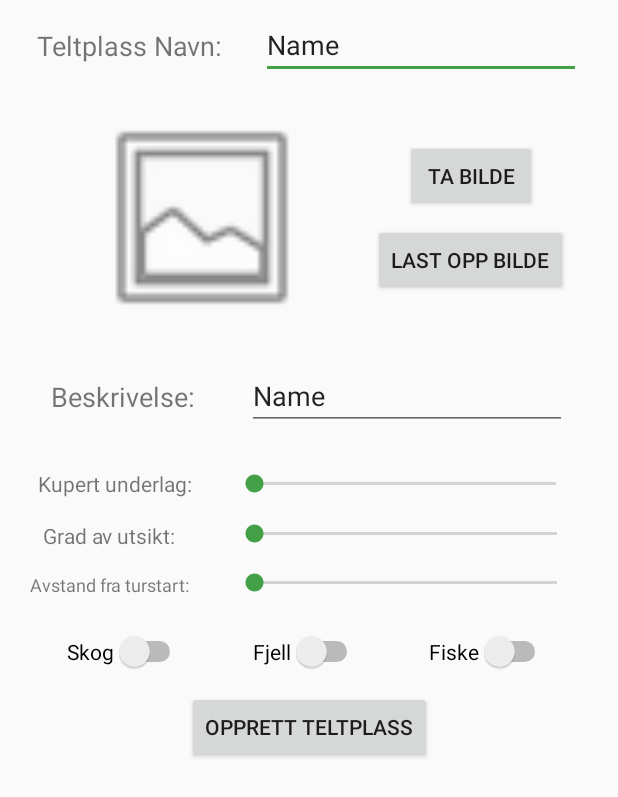
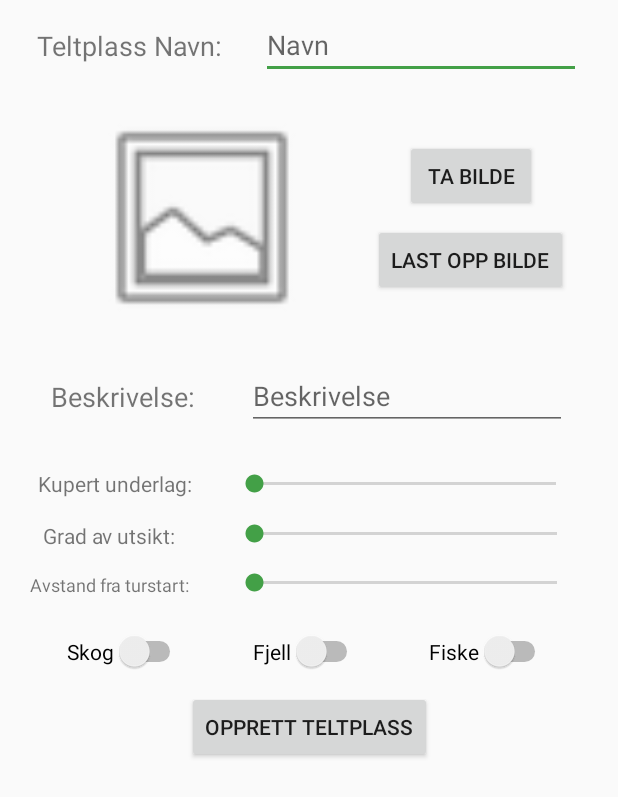
Before and after one commit to FSvnsn/AndroidProsjekt, an Android app: the layout activity_opprett_teltplass.xml on its own in the app's theme, with its tools: preview values and no code run, on a phone screen of 412 x 824 dp. Shown: the top 797 px of the screen. Run offline under Robolectric (Android 15) with nearby library versions, the phone set to English and light mode, and no system bars.

Commit message:
Small changes

```diff
--- a/Bardun/app/src/main/java/no/hiof/oleedvao/bardun/OpprettTeltplassActivity.java
+++ b/Bardun/app/src/main/java/no/hiof/oleedvao/bardun/OpprettTeltplassActivity.java
@@ -144,8 +144,8 @@ public class OpprettTeltplassActivity extends AppCompatActivity {
     }
 
     public void opprettTeltplass(View view){
-        if(editTextOpprettTeltplassNavn.getText().toString() != "" &&
-                editTextOpprettTeltplassBeskrivelse.getText().toString() != ""){
+        if(editTextOpprettTeltplassNavn.getText().toString() != null ||
+                editTextOpprettTeltplassBeskrivelse.getText().toString() != null){
             Teltplass teltplass = new Teltplass("30p000k30p000",
                     editTextOpprettTeltplassNavn.getText().toString(),
                     editTextOpprettTeltplassBeskrivelse.getText().toString(),
--- a/Bardun/app/src/main/res/layout/activity_opprett_teltplass.xml
+++ b/Bardun/app/src/main/res/layout/activity_opprett_teltplass.xml
@@ -43,9 +43,9 @@
                 android:layout_marginEnd="8dp"
                 android:layout_marginTop="8dp"
                 android:ems="10"
+                android:hint="Navn"
                 android:inputType="text"
                 android:singleLine="true"
-                android:text="Name"
                 app:layout_constraintBottom_toTopOf="@+id/guideline"
                 app:layout_constraintEnd_toEndOf="parent"
                 app:layout_constraintHorizontal_bias="0.5"
@@ -139,8 +139,8 @@
                 android:layout_marginTop="8dp"
                 android:layout_weight="1"
                 android:ems="10"
+                android:hint="Beskrivelse"
                 android:inputType="text|textMultiLine"
-                android:text="Name"
                 app:layout_constraintBottom_toTopOf="@+id/guideline3"
                 app:layout_constraintEnd_toEndOf="parent"
                 app:layout_constraintHorizontal_bias="0.5"
```
Also changed, not shown: Bardun/app/src/main/AndroidManifest.xml (+7 -5 lines).
